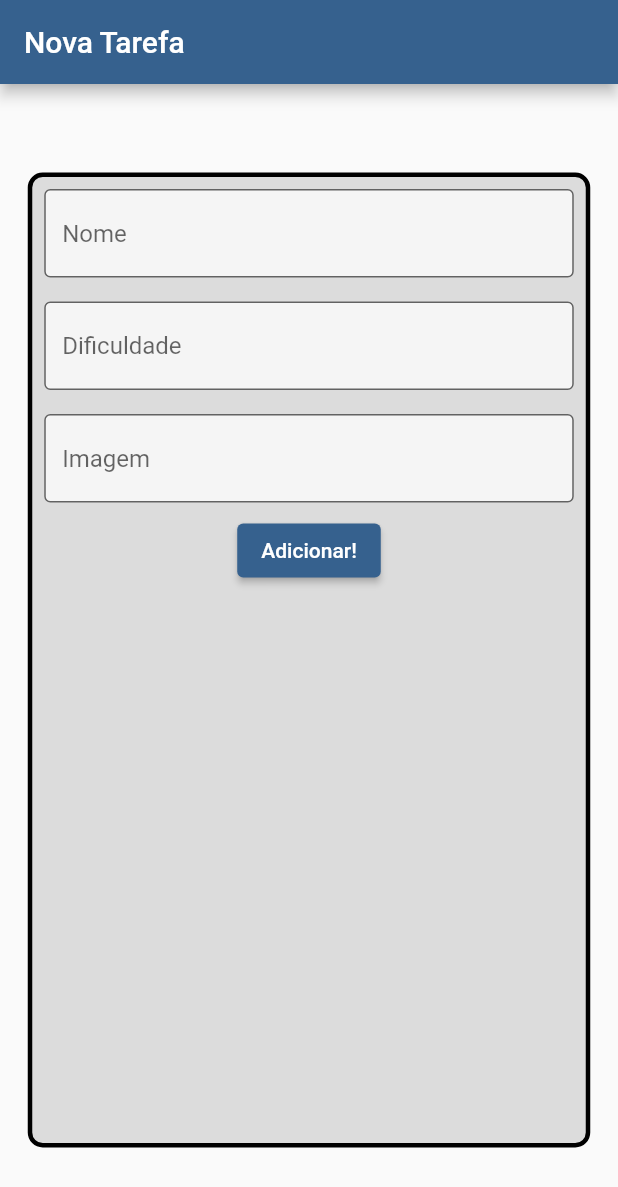
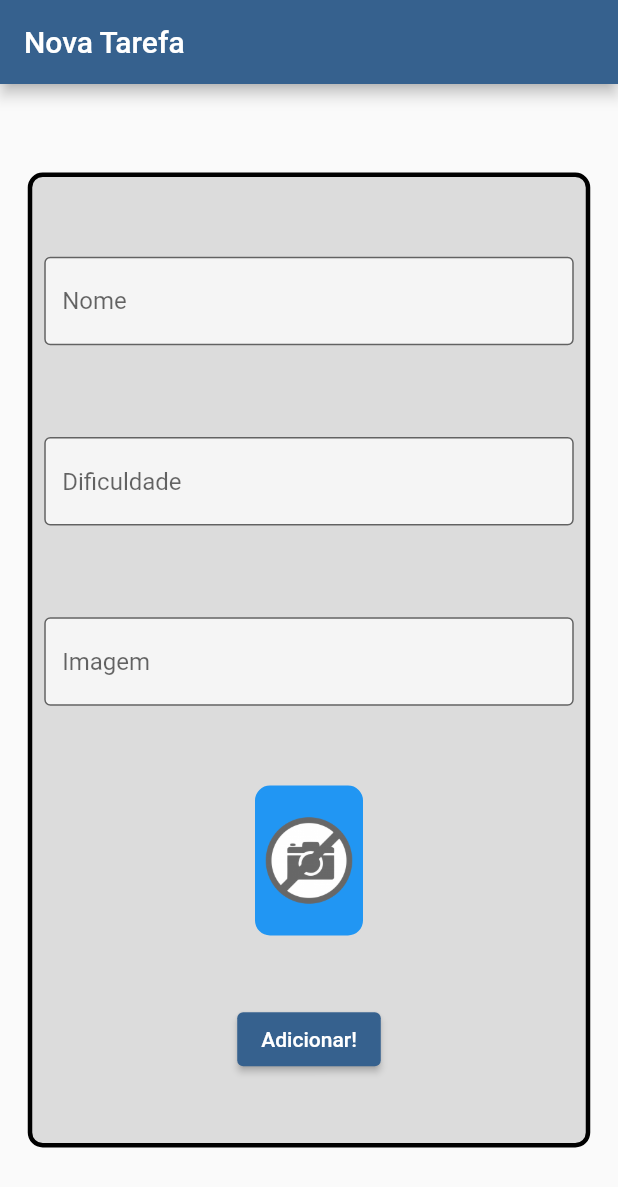
Before and after one commit to VictorLemeFernandes/Alura, a Flutter app: the screen it shows after launch, on a phone screen of 412 x 824 dp. Shown: the top 1187 px of the screen. Run offline on Flutter 3.47's test engine with Material 2 defaults, Android fonts, the phone set to English and light mode, and no system bars; network calls fail.

Commit message:
container com imagem

```diff
--- a/flutter/first_project/lib/screens/form_screen.dart
+++ b/flutter/first_project/lib/screens/form_screen.dart
@@ -11,7 +11,6 @@
   TextEditingController nameController = TextEditingController();
   TextEditingController difficultyController = TextEditingController();
   TextEditingController imageController = TextEditingController();
-
 
   @override
   Widget build(BuildContext context) {
@@ -28,6 +27,8 @@
               borderRadius: BorderRadius.circular(10),
               border: Border.all(width: 3)),
           child: Column(
+            mainAxisAlignment: MainAxisAlignment.spaceEvenly,
+            crossAxisAlignment: CrossAxisAlignment.center,
             children: [
               Padding(
                 padding: const EdgeInsets.all(8.0),
@@ -56,12 +57,34 @@
               Padding(
                 padding: const EdgeInsets.all(8.0),
                 child: TextFormField(
+                  onChanged: (text) {
+                    setState(() {});
+                  },
                   controller: imageController,
                   decoration: const InputDecoration(
                     border: OutlineInputBorder(),
                     hintText: 'Imagem',
                     fillColor: Colors.white70,
                     filled: true,
+                  ),
+                ),
+              ),
+              Container(
+                height: 100,
+                width: 72,
+                decoration: BoxDecoration(
+                    color: Colors.blue,
+                    borderRadius: BorderRadius.circular(10),
+                    border: Border.all(width: 2, color: Colors.blue)),
+                child: ClipRRect(
+                  borderRadius: BorderRadius.circular(10),
+                  child: Image.network(
+                    imageController.text,
+                    errorBuilder: (BuildContext context, Object exception,
+                        StackTrace? stackTrace) {
+                      return Image.asset('assets/nophoto.png');
+                    },
+                    fit: BoxFit.cover,
                   ),
                 ),
               ),
```
Also changed, not shown: flutter/first_project/assets/nophoto.png (added).
